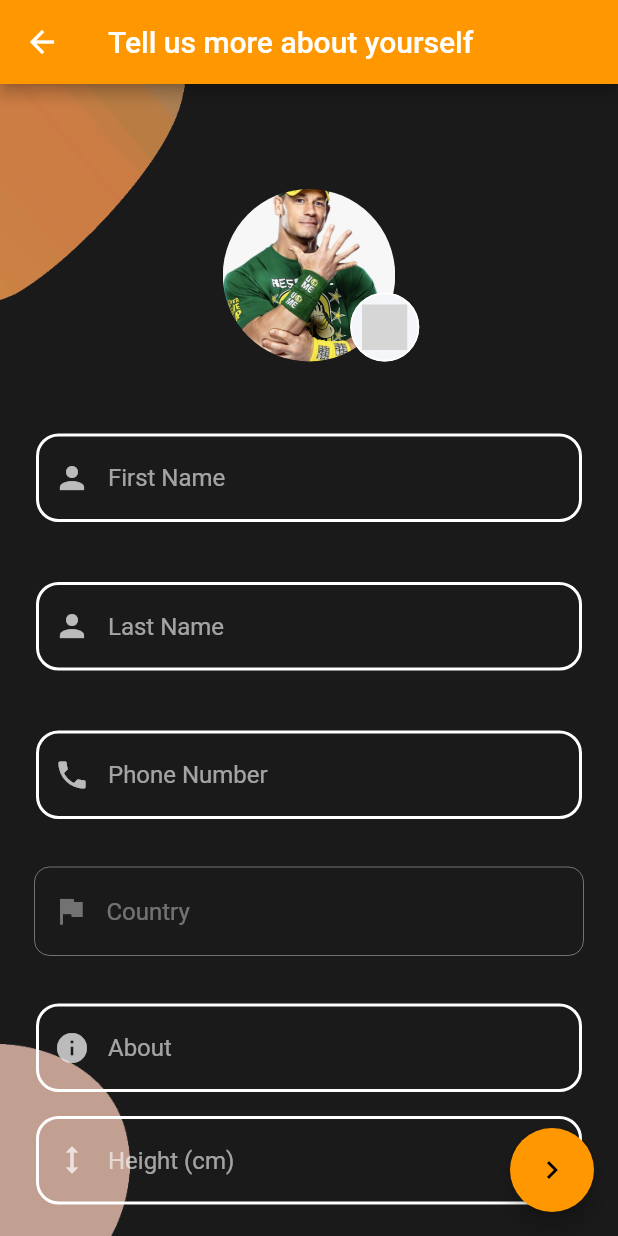
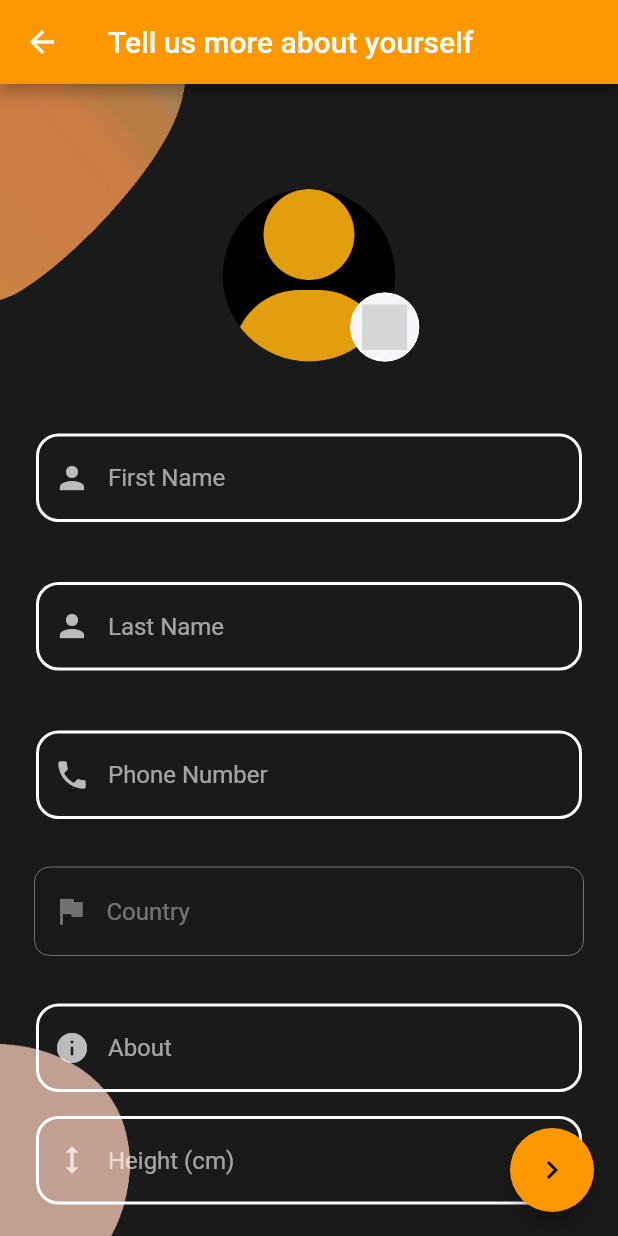
Before and after one commit to SportsHive/SportsHive-App, a Flutter app: the screen it shows once a user with an empty profile is signed in, item 4 of the bottom bar chosen, after a tap on "Edit Profile", on a phone screen of 412 x 824 dp. Run offline on Flutter 3.47's test engine with Material 2 defaults, Android fonts, the phone set to English and light mode, and no system bars; our stand-ins replace awesome_dialog, cloud_firestore, country_picker, firebase_auth, firebase_core, firebase_storage and 4 more; accounts and stored records are empty; grey boxes are pictures that could not be loaded.

Commit message:
edit supported sports, fix default profile picture bug

```diff
--- a/lib/main.dart
+++ b/lib/main.dart
@@ -22,7 +22,6 @@ void main() async {
 class MyApp extends StatelessWidget {
   const MyApp({super.key});
 
-
   @override
   Widget build(BuildContext context) {
     return GetMaterialApp(
--- a/lib/screens/editprofile_page.dart
+++ b/lib/screens/editprofile_page.dart
@@ -197,7 +197,7 @@ class _UserProfileScreenState extends State<UserProfileScreen> {
         height = _heightController.text.trim(),
         weight = _weightController.text.trim();
 
-    PopupHelper.showSuccessfulLoginPopup(context, 'POP_SUCCESFUL');
+    PopupHelper.showSuccessfulLoginPopup(context, 'POP_SUCCESSFUL');
 
     Future.delayed(Duration(seconds: 4), () {
       // code to execute after 2 seconds
--- a/lib/screens/event_page.dart
+++ b/lib/screens/event_page.dart
@@ -49,16 +49,19 @@ class _EventsScreenState extends State<EventsScreen> {
             builder: (context, snapshot) {
               if (snapshot.connectionState == ConnectionState.done) {
                 if (snapshot.hasData) {
-                  List<EventsModel> event_data = snapshot.data as List<EventsModel>;
+                  List<EventsModel> event_data =
+                      snapshot.data as List<EventsModel>;
                   return Container(
                     child: Stack(
                       children: <Widget>[
                         Container(
-                          decoration: BoxDecoration(color: mobileBackgroundColor),
+                          decoration:
+                              BoxDecoration(color: mobileBackgroundColor),
                         ),
                         SingleChildScrollView(
                           child: Container(
-                            padding: EdgeInsets.symmetric(vertical: 60, horizontal: 30),
+                            padding: EdgeInsets.symmetric(
+                                vertical: 60, horizontal: 30),
                             child: Column(
                               crossAxisAlignment: CrossAxisAlignment.start,
                               children: <Widget>[
@@ -68,7 +71,8 @@ class _EventsScreenState extends State<EventsScreen> {
                                 Row(
                                   children: <Widget>[
                                     Column(
-                                      crossAxisAlignment: CrossAxisAlignment.start,
+                                      crossAxisAlignment:
+                                          CrossAxisAlignment.start,
                                       children: <Widget>[
                                         Text(
                                           "Hello, ${userRepo.userData.username}",
@@ -81,9 +85,10 @@ class _EventsScreenState extends State<EventsScreen> {
                                           height: 6,
                                         ),
                                         Text(
-                                          "Let's explore what’s happening nearby",
+                                          "Explore what’s happening nearby",
                                           style: TextStyle(
-                                              color: Colors.white, fontSize: 15),
+                                              color: Colors.white,
+                                              fontSize: 15),
                                         )
                                       ],
                                     ),
@@ -95,11 +100,16 @@ class _EventsScreenState extends State<EventsScreen> {
                                         borderRadius: BorderRadius.circular(30),
                                       ),
                                       child: ClipRRect(
-                                          borderRadius: BorderRadius.circular(30),
-                                          child: (userRepo.userData.avatar != null) ?
-                                          Image.asset(userRepo.userData.avatar!) :
-                                          Image.asset("assets/images/user_default_profile.png", height: 40,)
-                                        ),
+                                          borderRadius:
+                                              BorderRadius.circular(30),
+                                          child:
+                                              (userRepo.userData.avatar != null)
+                                                  ? Image.asset(
+                                                      userRepo.userData.avatar!)
+                                                  : Image.asset(
+                                                      "assets/images/user_default_profile_picture.png",
+                                                      height: 40,
+                                                    )),
                                     )
                                   ],
                                 ),
@@ -118,7 +128,8 @@ class _EventsScreenState extends State<EventsScreen> {
                                         return DateTile(
                                           weekDay: dates[index].weekDay,
                                           date: dates[index].date,
-                                          isSelected: todayDateIs == dates[index].date,
+                                          isSelected:
+                                              todayDateIs == dates[index].date,
                                         );
                                       }),
                                 ),
@@ -141,13 +152,16 @@ class _EventsScreenState extends State<EventsScreen> {
                                       scrollDirection: Axis.vertical,
                                       itemBuilder: (context, index) {
                                         return PopularEventTile(
-
                                           desc: event_data[index].title!,
-                                          imgAssetPath: event_data[index].posterURL!,
+                                          imgAssetPath:
+                                              event_data[index].posterURL!,
                                           date: event_data[index].date!,
-                                          address: event_data[index].location!, // Add this line to enable the small image
-                                          seats_available: event_data[index].seats_available!,
-                                          seats_registered: event_data[index].seats_registered!,
+                                          address: event_data[index]
+                                              .location!, // Add this line to enable the small image
+                                          seats_available: event_data[index]
+                                              .seats_available!,
+                                          seats_registered: event_data[index]
+                                              .seats_registered!,
                                         );
                                       }),
                                 )
@@ -158,19 +172,15 @@ class _EventsScreenState extends State<EventsScreen> {
                       ],
                     ),
                   );
-                }
-                else if (snapshot.hasError){
+                } else if (snapshot.hasError) {
                   return Center(child: Text(snapshot.error.toString()));
-                }
-                else {
+                } else {
                   return Center(child: Text("Something went wrong..."));
                 }
-              }
-              else {
+              } else {
                 return Center(child: CircularProgressIndicator());
               }
             },
-
           ),
         ),
       ),
@@ -226,8 +236,8 @@ class PopularEventTile extends StatelessWidget {
   int seats_registered;
 
   /// later can be changed with imgUrl
-  PopularEventTile(
-      {required this.address,
+  PopularEventTile({
+    required this.address,
     required this.date,
     required this.imgAssetPath,
     required this.desc,
@@ -274,8 +284,6 @@ class PopularEventTile extends StatelessWidget {
                       )
                     ],
                   ),
-
-
                   SizedBox(
                     height: 4,
                   ),
@@ -294,7 +302,6 @@ class PopularEventTile extends StatelessWidget {
                       )
                     ],
                   ),
-
                   SizedBox(
                     height: 4,
                   ),
@@ -313,8 +320,6 @@ class PopularEventTile extends StatelessWidget {
                       )
                     ],
                   ),
-
-
                 ],
               ),
             ),
@@ -323,8 +328,9 @@ class PopularEventTile extends StatelessWidget {
               borderRadius: BorderRadius.only(
                   topRight: Radius.circular(8),
                   bottomRight: Radius.circular(8)),
-              child: (imgAssetPath == "") ? Image.asset("assets/images/login_bottom.png") : Image.network(imgAssetPath)
-            ),
+              child: (imgAssetPath == "")
+                  ? Image.asset("assets/images/login_bottom.png")
+                  : Image.network(imgAssetPath)),
         ],
       ),
     );
--- a/lib/screens/login_page.dart
+++ b/lib/screens/login_page.dart
@@ -128,7 +128,7 @@ class LoginScreenState extends State<LoginScreen> {
                     padding: const EdgeInsets.symmetric(
                       vertical: 1,
                     ),
-                    child: const Text("Dont Have an Account?"),
+                    child: const Text("Don't have an account?"),
                   ),
                   GestureDetector(
                     onTap: () {},
--- a/lib/screens/popup_page.dart
+++ b/lib/screens/popup_page.dart
@@ -29,14 +29,14 @@ class PopupHelper {
 
   static void showSuccessfulLoginPopup(BuildContext context, String popupType) {
     switch (popupType) {
-      case 'POP_SUCCESFUL':
+      case 'POP_SUCCESSFUL':
         AwesomeDialog(
             context: context,
             dialogType: DialogType.success,
             animType: AnimType.scale,
             showCloseIcon: true,
             title: 'Congratulations! ',
-            desc: 'You made an Account Succesfully!')
+            desc: 'You made an account successfully!')
           ..show();
         break;
       default:
--- a/lib/screens/profile_pic.dart
+++ b/lib/screens/profile_pic.dart
@@ -16,7 +16,8 @@ class ProfilePic extends StatelessWidget {
         clipBehavior: Clip.none,
         children: [
           CircleAvatar(
-            backgroundImage: AssetImage("assets/images/profilepicsample.png"),
+            backgroundImage:
+                AssetImage("assets/images/user_default_profile_picture.png"),
           ),
           Positioned(
             right: -16,
--- a/lib/screens/profile_screen.dart
+++ b/lib/screens/profile_screen.dart
@@ -93,7 +93,7 @@ class ProfileScreenState extends State<ProfileScreen> {
                                   CircleAvatar(
                                     radius: 50,
                                     backgroundImage: AssetImage(
-                                        "assets/images/user_default_profile.png"),
+                                        "assets/images/user_default_profile_picture.png"),
                                   ),
                                   InkWell(
                                     onTap: () {},
--- a/lib/screens/signup_page.dart
+++ b/lib/screens/signup_page.dart
@@ -221,13 +221,13 @@ class SignUpScreenState extends State<SignupScreen> {
 
   bool canPass() {
     if (controller.text_pass.text.trim() != controller.text_check.text.trim()) {
-      print("password is not verified!");
+      print("Password is not verified!");
       return false;
     } else if (controller.text_username.text.isEmpty) {
-      print("Enter a valid username.");
+      print("Please enter a valid username.");
       return false;
     } else if (controller.text_email.text.isEmpty) {
-      print("Enter a valid email.");
+      print("PLease enter a valid email.");
       return false;
     }
     return true;
```
Also changed, not shown: lib/screens/add_post_screen.dart (+4 -5 lines), lib/screens/create_events_screen.dart (+24 -28 lines), lib/screens/preference_screen.dart (+4 -4 lines), assets/icons/muay_thai.png (renamed from assets/icons/mauy_thai.png), assets/images/profilepicsample.png (deleted), assets/images/user_default_profile_picture.png (renamed from assets/images/user_default_profile.png). Lines whose indentation alone changed are shown as unchanged.
